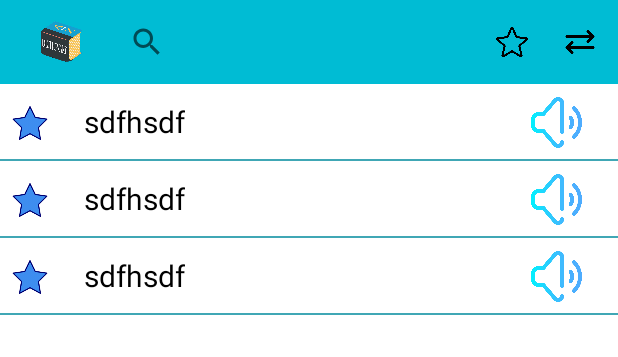
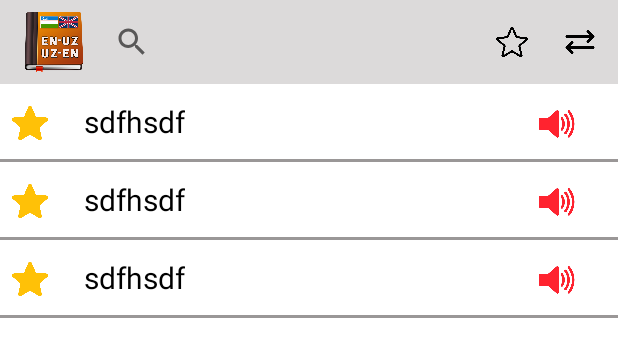
Before and after one commit to MuhammadMurodullayey/English-Uzbek-Dictionary, an Android app: the layout screen_dictionary_list.xml on its own in the app's theme, with its tools: preview values and no code run, on a phone screen of 412 x 824 dp. Shown: the top 357 px of the screen. Run offline under Robolectric (Android 15) with nearby library versions, the phone set to English and light mode, and no system bars; plain views replace RecyclerViewFastScroller.

Commit message:
Revert "changed ui"
This reverts commit 7f39c003a1200e5c8a2a3cce68e619332b42db59.

```diff
--- a/app/src/main/AndroidManifest.xml
+++ b/app/src/main/AndroidManifest.xml
@@ -24,7 +24,7 @@
         </activity>
         <meta-data
             android:name="com.google.android.gms.ads.APPLICATION_ID"
-            android:value="ca-app-pub-1956375792431786~1445965844"/>
+            android:value="2434029625"/>
     </application>
 
 </manifest>
--- a/app/src/main/java/uz/gita/dictionaryuzen/presentation/adapter/DictionaryAdapter.kt
+++ b/app/src/main/java/uz/gita/dictionaryuzen/presentation/adapter/DictionaryAdapter.kt
@@ -6,6 +6,7 @@ import android.util.Log
 import android.view.LayoutInflater
 import android.view.View
 import android.view.ViewGroup
+import android.widget.TextView
 import androidx.recyclerview.widget.RecyclerView
 import com.qtalk.recyclerviewfastscroller.RecyclerViewFastScroller
 import uz.gita.dictionaryuzen.data.model.ItemData
@@ -117,8 +118,4 @@ class DictionaryAdapter : RecyclerView.Adapter<DictionaryAdapter.ViewHolder>(),
         }
         return ""
     }
-
-
-
-
 }
--- a/app/src/main/java/uz/gita/dictionaryuzen/presentation/ui/screens/ScreenItemList.kt
+++ b/app/src/main/java/uz/gita/dictionaryuzen/presentation/ui/screens/ScreenItemList.kt
@@ -61,9 +61,11 @@ class ScreenItemList : Fragment(R.layout.screen_dictionary_list) {
 
             override fun onQueryTextChange(p0: String?): Boolean {
                 if (page == 0){
+                    Log.d("SSS","${p0}")
                     viewModel.getAllEnglishDataByQuery("$p0%" ?:"%%")
                     adapter.query = p0
                 }else{
+                    Log.d("SSS","${p0}")
                     viewModel.getAllUzbekDataByQuery("$p0%" ?:"%%")
                     adapter.query = p0
                 }
@@ -90,6 +92,7 @@ class ScreenItemList : Fragment(R.layout.screen_dictionary_list) {
     }
 
     private val getWordsObserver = Observer<Cursor> {
+        Log.d("TTT","${it.count}")
         if (it.count == 0){
             binding.emptyPleysholder.visibility = View.VISIBLE
         }else{
--- a/app/src/main/res/drawable/ic_twotone_share.xml
+++ b/app/src/main/res/drawable/ic_twotone_share.xml
@@ -1,4 +1,4 @@
-<vector android:height="20dp" android:tint="#FFFFFF"
+<vector android:height="20dp" android:tint="#636161"
     android:viewportHeight="24" android:viewportWidth="24"
     android:width="24dp" xmlns:android="http://schemas.android.com/apk/res/android">
     <path android:fillAlpha="0"
@@ -10,5 +10,5 @@
     <path android:fillAlpha="0"
         android:fillColor="#FFFFFF"
         android:pathData="M18,19.02m-1,0a1,1 0,1 1,2 0a1,1 0,1 1,-2 0" android:strokeAlpha="0.1"/>
-    <path android:fillColor="#FFFFFF" android:pathData="M18,16.08c-0.76,0 -1.44,0.3 -1.96,0.77L8.91,12.7c0.05,-0.23 0.09,-0.46 0.09,-0.7s-0.04,-0.47 -0.09,-0.7l7.05,-4.11c0.54,0.5 1.25,0.81 2.04,0.81 1.66,0 3,-1.34 3,-3s-1.34,-3 -3,-3 -3,1.34 -3,3c0,0.24 0.04,0.47 0.09,0.7L8.04,9.81C7.5,9.31 6.79,9 6,9c-1.66,0 -3,1.34 -3,3s1.34,3 3,3c0.79,0 1.5,-0.31 2.04,-0.81l7.12,4.16c-0.05,0.21 -0.08,0.43 -0.08,0.65 0,1.61 1.31,2.92 2.92,2.92s2.92,-1.31 2.92,-2.92c0,-1.61 -1.31,-2.92 -2.92,-2.92zM18,4c0.55,0 1,0.45 1,1s-0.45,1 -1,1 -1,-0.45 -1,-1 0.45,-1 1,-1zM6,13c-0.55,0 -1,-0.45 -1,-1s0.45,-1 1,-1 1,0.45 1,1 -0.45,1 -1,1zM18,20.02c-0.55,0 -1,-0.45 -1,-1s0.45,-1 1,-1 1,0.45 1,1 -0.45,1 -1,1z"/>
+    <path android:fillColor="#FDFDFD" android:pathData="M18,16.08c-0.76,0 -1.44,0.3 -1.96,0.77L8.91,12.7c0.05,-0.23 0.09,-0.46 0.09,-0.7s-0.04,-0.47 -0.09,-0.7l7.05,-4.11c0.54,0.5 1.25,0.81 2.04,0.81 1.66,0 3,-1.34 3,-3s-1.34,-3 -3,-3 -3,1.34 -3,3c0,0.24 0.04,0.47 0.09,0.7L8.04,9.81C7.5,9.31 6.79,9 6,9c-1.66,0 -3,1.34 -3,3s1.34,3 3,3c0.79,0 1.5,-0.31 2.04,-0.81l7.12,4.16c-0.05,0.21 -0.08,0.43 -0.08,0.65 0,1.61 1.31,2.92 2.92,2.92s2.92,-1.31 2.92,-2.92c0,-1.61 -1.31,-2.92 -2.92,-2.92zM18,4c0.55,0 1,0.45 1,1s-0.45,1 -1,1 -1,-0.45 -1,-1 0.45,-1 1,-1zM6,13c-0.55,0 -1,-0.45 -1,-1s0.45,-1 1,-1 1,0.45 1,1 -0.45,1 -1,1zM18,20.02c-0.55,0 -1,-0.45 -1,-1s0.45,-1 1,-1 1,0.45 1,1 -0.45,1 -1,1z"/>
 </vector>
--- a/app/src/main/res/layout/screen_dictionary_list.xml
+++ b/app/src/main/res/layout/screen_dictionary_list.xml
@@ -7,7 +7,7 @@
     tools:context="uz.gita.dictionaryuzen.presentation.ui.screens.ScreenItemList">
     <androidx.appcompat.widget.Toolbar
         android:id="@+id/barr"
-        android:background="#00BCD4"
+        android:background="#DCDADA"
         android:layout_width="match_parent"
         android:layout_height="wrap_content"
         app:layout_constraintEnd_toEndOf="parent"
@@ -20,9 +20,9 @@
 
             <androidx.appcompat.widget.AppCompatImageView
                 android:id="@+id/image"
-                android:layout_width="50dp"
-                android:layout_height="50dp"
-                android:src="@drawable/kitob"
+                android:layout_width="40dp"
+                android:layout_height="40dp"
+                android:src="@drawable/iconnn"
                 app:layout_constraintBottom_toBottomOf="parent"
                 app:layout_constraintStart_toStartOf="parent"
                 app:layout_constraintTop_toTopOf="parent" />
@@ -87,8 +87,6 @@
             android:layout_height="match_parent"
             tools:listitem="@layout/screen_item" />
     </com.qtalk.recyclerviewfastscroller.RecyclerViewFastScroller>
-
-
     <ImageView
         android:id="@+id/empty_pleysholder"
         android:layout_width="match_parent"
--- a/app/src/main/res/layout/screen_favorite.xml
+++ b/app/src/main/res/layout/screen_favorite.xml
@@ -7,7 +7,7 @@
     tools:context="uz.gita.dictionaryuzen.presentation.ui.screens.FavoriteScreen">
     <androidx.appcompat.widget.Toolbar
         android:id="@+id/barr"
-        android:background="#00BCD4"
+        android:background="#DCDADA"
         android:layout_width="match_parent"
         android:layout_height="wrap_content"
         app:layout_constraintEnd_toEndOf="parent"
--- a/app/src/main/res/layout/screen_item.xml
+++ b/app/src/main/res/layout/screen_item.xml
@@ -13,7 +13,7 @@
         app:layout_constraintStart_toStartOf="parent"
         app:layout_constraintTop_toTopOf="parent"
         android:padding="8dp"
-        android:src="@drawable/favorite"/>
+        android:src="@drawable/starfill"/>
 
     <TextView
         android:id="@+id/text"
@@ -34,13 +34,13 @@
         app:layout_constraintTop_toTopOf="parent"
         app:layout_constraintBottom_toBottomOf="parent"
         android:layout_marginEnd="16dp"
-        android:src="@drawable/volume1"
-        android:padding="8dp"/>
+        android:src="@drawable/speaker"
+        android:padding="4dp"/>
     <View
         android:layout_width="match_parent"
-        android:layout_height="1.5dp"
+        android:layout_height="2dp"
         app:layout_constraintEnd_toEndOf="parent"
         app:layout_constraintStart_toStartOf="parent"
         app:layout_constraintTop_toBottomOf="@id/text"
-        android:background="#40A7B5"/>
+        android:background="#9A9797"/>
 </androidx.constraintlayout.widget.ConstraintLayout>
```
Also changed, not shown: app/src/main/java/uz/gita/dictionaryuzen/presentation/ui/screens/InfoScreen.kt (+4 -4 lines), app/src/main/res/layout/screen_info.xml (+7 -7 lines), app/src/main/res/layout/screen_main.xml (+7 -6 lines), app/src/main/res/drawable/back.png (deleted), app/src/main/res/drawable/backroundd.png (deleted), app/src/main/res/drawable/favorite.png (deleted), app/src/main/res/drawable/kitob.png (deleted), app/src/main/res/drawable/nofavorite.png (deleted), app/src/main/res/drawable/volume1.png (deleted).
